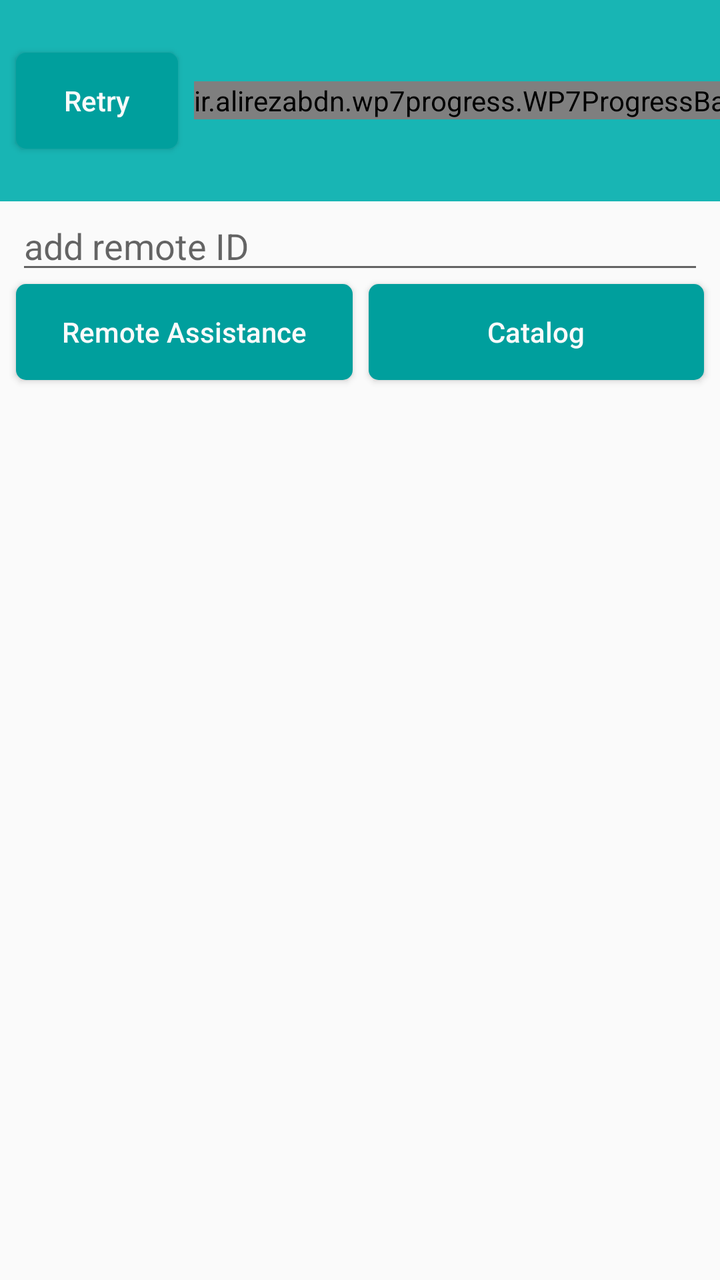
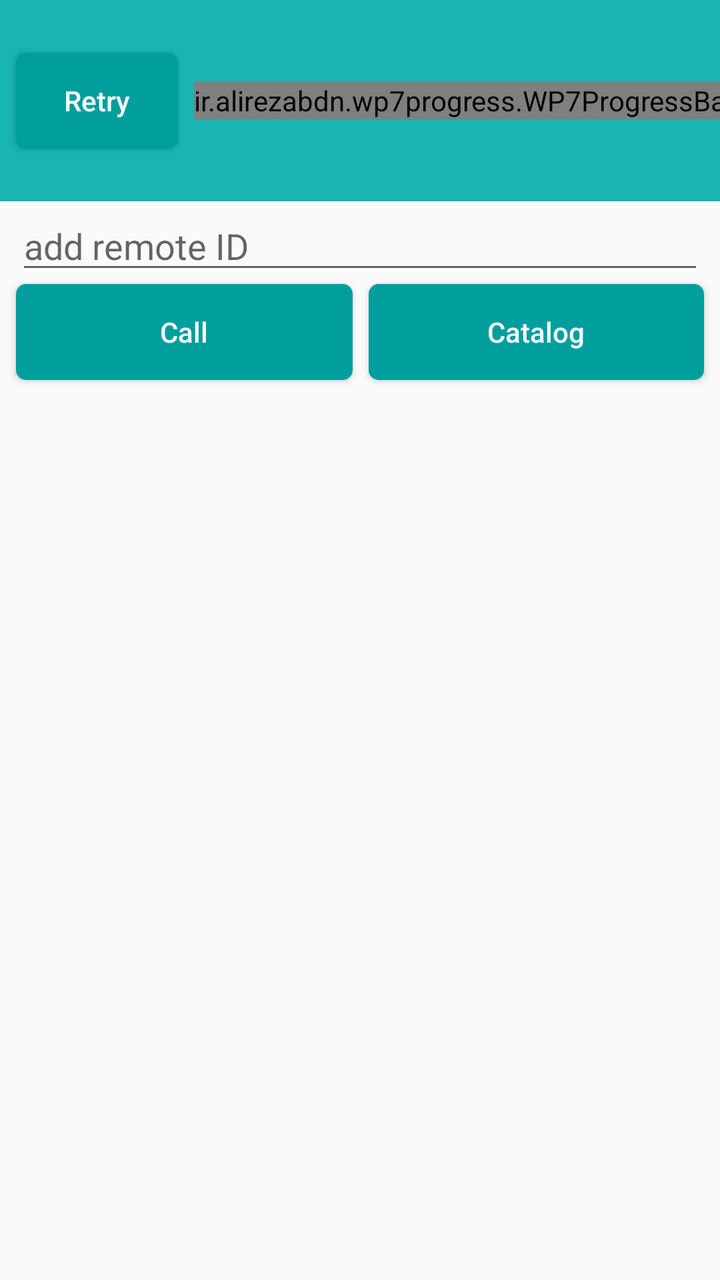

The first picture is an Android layout as it rendered before a commit; the second is the same layout after the commit. The layout source and the unified diff follow.
<!-- AndroidManifest.xml: activity theme AppTheme.NoActionBar -->
<!-- res/layout/activity_nodejs.xml -->
<?xml version="1.0" encoding="utf-8"?>
<androidx.constraintlayout.widget.ConstraintLayout xmlns:android="http://schemas.android.com/apk/res/android"
    xmlns:app="http://schemas.android.com/apk/res-auto"
    xmlns:tools="http://schemas.android.com/tools"
    android:layout_width="match_parent"
    android:layout_height="match_parent">

    <androidx.appcompat.widget.Toolbar
        android:id="@+id/toolbar_top"
        android:layout_width="match_parent"
        android:layout_height="wrap_content"
        android:background="@color/main_color"
        android:minHeight="?android:attr/actionBarSize"
        android:contentInsetLeft="0dp"
        android:contentInsetStart="0dp"
        app:contentInsetLeft="0dp"
        app:contentInsetStart="0dp"
        android:contentInsetRight="0dp"
        android:contentInsetEnd="0dp"
        app:contentInsetRight="0dp"
        app:contentInsetEnd="0dp"
        app:layout_constraintEnd_toEndOf="parent"
        app:layout_constraintStart_toStartOf="parent"
        app:layout_constraintTop_toTopOf="parent">

        <ir.alirezabdn.wp7progress.WP7ProgressBar
            android:id="@+id/prgToolbar"
            android:layout_width="wrap_content"
            android:layout_height="wrap_content"
            android:layout_gravity="center"
            app:indicatorColor="#FF1744"
            app:interval="50"/>

        <Button
            android:id="@+id/btnRetry"
            android:layout_width="wrap_content"
            android:layout_height="wrap_content"
            android:layout_gravity="start"
            android:layout_marginLeft="8dp"
            android:background="@drawable/button_background"
            android:textAllCaps="false"
            android:textColor="@color/white"
            android:text="Retry" />

        <TextView
            android:id="@+id/toolbar_title"
            android:layout_width="wrap_content"
            android:layout_height="wrap_content"
            android:layout_gravity="start"
            android:layout_marginLeft="8dp"
            android:textColor="@color/white"
            android:textStyle="bold"
            android:textSize="20sp"/>

        <Button
            android:id="@+id/btnProfile"
            android:layout_width="wrap_content"
            android:layout_height="wrap_content"
            android:layout_gravity="end"
            android:layout_marginRight="8dp"
            android:background="@drawable/button_background"
            android:textAllCaps="false"
            android:textColor="@color/white"
            android:text="Profile" />

    </androidx.appcompat.widget.Toolbar>

    <Button
        android:id="@+id/btnArCore"
        android:layout_width="0dp"
        android:layout_height="wrap_content"
        android:layout_marginStart="8dp"
        android:layout_marginEnd="4dp"
        android:textAllCaps="false"
        android:background="@drawable/button_background"
        android:textColor="@color/white"
        android:text="Remote Assistance"
        app:layout_constraintEnd_toStartOf="@+id/guideline4"
        app:layout_constraintStart_toStartOf="parent"
        app:layout_constraintTop_toBottomOf="@+id/edtRemoteID" />

    <Button
        android:id="@+id/btnVuforia"
        android:layout_width="0dp"
        android:layout_height="wrap_content"
        android:layout_marginStart="4dp"
        android:layout_marginEnd="8dp"
        android:textAllCaps="false"
        android:background="@drawable/button_background"
        android:textColor="@color/white"
        android:text="Catalog"
        app:layout_constraintEnd_toEndOf="parent"
        app:layout_constraintStart_toStartOf="@+id/guideline4"
        app:layout_constraintTop_toTopOf="@+id/btnArCore" />

    <androidx.constraintlayout.widget.Guideline
        android:id="@+id/guideline4"
        android:layout_width="wrap_content"
        android:layout_height="wrap_content"
        android:orientation="vertical"
        app:layout_constraintGuide_percent="0.50121653" />

    <EditText
        android:id="@+id/edtRemoteID"
        android:layout_width="0dp"
        android:layout_height="wrap_content"
        android:layout_marginLeft="8dp"
        android:layout_marginRight="8dp"
        android:hint="add remote ID"
        android:inputType="textPersonName"
        app:layout_constraintEnd_toEndOf="parent"
        app:layout_constraintStart_toStartOf="parent"
        app:layout_constraintTop_toBottomOf="@+id/toolbar_top" />

    <androidx.recyclerview.widget.RecyclerView
        android:id="@+id/rvDestinationUniqueId"
        android:layout_width="0dp"
        android:layout_height="0dp"
        android:layout_marginTop="8dp"
        app:layout_constraintBottom_toBottomOf="parent"
        app:layout_constraintEnd_toEndOf="parent"
        app:layout_constraintStart_toStartOf="parent"
        app:layout_constraintTop_toBottomOf="@+id/btnArCore" />

</androidx.constraintlayout.widget.ConstraintLayout>
<!-- resources referenced by this layout -->
<resources>
  <color name="main_color">#18b5b4</color>
  <color name="white">#fafafa</color>
  <!-- drawable button_background (drawable) -->
  <?xml version="1.0" encoding="utf-8"?>
  <ripple xmlns:android="http://schemas.android.com/apk/res/android"
      android:color="@color/colorPrimaryDark">
      <item android:id="@android:id/mask">
          <shape android:shape="rectangle">
              <solid android:color="@color/colorPrimaryDark" />
              <corners android:radius="@dimen/button_radius_large" />
          </shape>
      </item>
  
      <item android:id="@android:id/background">
          <shape android:shape="rectangle">
              <gradient
                  android:angle="90"
                  android:endColor="@color/colorPrimary"
                  android:startColor="@color/colorPrimary"
                  android:type="linear" />
              <corners android:radius="@dimen/button_radius_large" />
          </shape>
      </item>
  </ripple>
  <style name="AppTheme.NoActionBar">
          <item name="windowActionBar">false</item>
          <item name="windowNoTitle">true</item>
      </style>
  <color name="colorPrimaryDark">#008584</color>
  <dimen name="button_radius_large">5dp</dimen>
  <color name="colorPrimary">#009f9d</color>
</resources>

<!-- the commit's change to res/layout/activity_nodejs.xml (unified diff, before → after) -->
@@ -74,7 +74,7 @@
         android:textAllCaps="false"
         android:background="@drawable/button_background"
         android:textColor="@color/white"
-        android:text="Remote Assistance"
+        android:text="Call"
         app:layout_constraintEnd_toStartOf="@+id/guideline4"
         app:layout_constraintStart_toStartOf="parent"
         app:layout_constraintTop_toBottomOf="@+id/edtRemoteID" />
